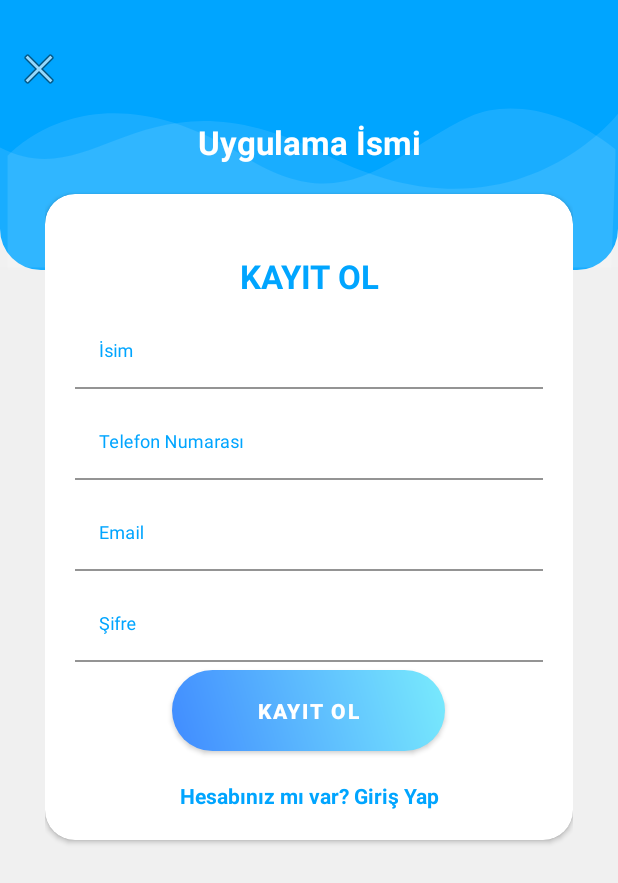
After one commit to DenizhanSarac/CallApp, an Android app: the RegisterActivity screen opened directly, with no data from a screen before it, on a phone screen of 412 x 824 dp. The commit adds this screen. Shown: the top 883 px of the screen. Run offline under Robolectric (Android 15) with nearby library versions, the phone set to English and light mode, and no system bars.

Commit message:
Versiyon 1.3

```diff
--- /dev/null
+++ b/app/src/main/java/com/example/callapp/RegisterActivity.java
@@ -0,0 +1,120 @@
+package com.example.callapp;
+
+import androidx.appcompat.app.AppCompatActivity;
+
+import android.content.Intent;
+import android.database.sqlite.SQLiteDatabase;
+import android.database.sqlite.SQLiteStatement;
+import android.os.Bundle;
+import android.text.TextUtils;
+import android.view.View;
+import android.widget.EditText;
+import android.widget.ImageView;
+import android.widget.Toast;
+
+public class RegisterActivity extends AppCompatActivity {
+
+    //Üye ol değişkenleri
+    private EditText edtAd,edtTel,edteMail,edtSifre;
+    private String yeniuye_Ad,yeniuye_telNo,yeniuye_Email,yeniuye_Sifre;
+    private boolean uyeMi=false;
+    private ImageView imgCikis;
+
+    //Bağlantı noktaları.
+    private void init(){
+        edtAd=(EditText)findViewById(R.id.layout_register_EditTxtIsim);
+        edtTel=(EditText)findViewById(R.id.layout_register_EditTxtTelNo);
+        edteMail=(EditText)findViewById(R.id.layout_register_EditTxtEmail);
+        edtSifre=(EditText)findViewById(R.id.layout_register_EditTxtSifre);
+        imgCikis=(ImageView)findViewById(R.id.activity_login_CloseApp);
+    }
+
+
+    @Override
+    protected void onCreate(Bundle savedInstanceState) {
+        super.onCreate(savedInstanceState);
+        setContentView(R.layout.activity_register);
+        init();
+    }
+
+
+
+    //Register Activity'de sol üstte bulunan çarpı(Çıkış) simgesi için çıkış kodlaması.
+    public void imgCikisIcon(View view)
+    {
+        finish();
+        System.exit(0);
+    }
+    //Toast kodunu her yerde yazmak yerine buraya kısayol oluşturuldu.
+    private void showToast(String Mesaj)
+    {
+        Toast.makeText(getApplicationContext(),Mesaj,Toast.LENGTH_SHORT).show();
+    }
+
+    //Layoutta bulunan EditTextleri temizleyen kod.
+    private void nesneleriTemizle()
+    {
+        edtAd.setText("");
+        edtTel.setText("");
+        edteMail.setText("");
+        edtSifre.setText("");
+    }
+
+    //Kayıt ol butonuna basıldığında çalışmayan başlayan kayıt edici kod bölümüdür.
+    public void btnKayitOl(View view)
+    {
+        yeniuye_Ad=edtAd.getText().toString();
+        yeniuye_telNo=edtTel.getText().toString();
+        yeniuye_Email=edteMail.getText().toString();
+        yeniuye_Sifre=edtSifre.getText().toString();
+
+        if(!TextUtils.isEmpty(yeniuye_Ad)){
+            if (!TextUtils.isEmpty(yeniuye_telNo)){
+
+                if(!TextUtils.isEmpty(yeniuye_Email)){
+
+                    if (!TextUtils.isEmpty(yeniuye_Sifre)&&yeniuye_Sifre.length()>=8){
+
+                       /* try{
+                            SQLiteDatabase database=this.openOrCreateDatabase("CallApp",MODE_PRIVATE,null);
+                            database.execSQL("CREATE TABLE IF NOT EXISTS uyeler(id INTEGER PRIMARY KEY,uyeAdi VARCHAR,uyeTel VARCHAR,uyeMail VARCHAR,uyeSifre VARCHAR,uyeResim BLOB)");
+
+                            String sqlQuery="INSERT INTO uyeler(uyeAdi,uyeTel,uyeMail,uyeSifre) VALUES(?,?,?,?)";
+                            SQLiteStatement statement=database.compileStatement(sqlQuery);
+                            statement.bindString(1,yeniuye_Ad);
+                            statement.bindString(2,yeniuye_telNo);
+                            statement.bindString(3,yeniuye_Email);
+                            statement.bindString(4,yeniuye_Sifre);
+                            statement.execute();
+
+                            nesneleriTemizle();
+                            showToast("Kayıt başarıyla tamamlandı.");
+                            Intent intent=new Intent(getApplicationContext(),addImageActivity.class);
+                            intent.putExtra("uyeMail",yeniuye_Email);
+                            startActivity(intent);
+
+                        }catch (Exception e){
+                            e.printStackTrace();
+                        }*/
+
+
+                    }else
+                        showToast("Şifre bölümü boş bırakılamaz. Şifre 8 karakterden az olamaz.");
+                }else
+                    showToast("Mail bölümü boş bırakılamaz.");
+            }else
+                showToast("Telefon bölümü boş bırakılamaz.");
+
+        }else
+            showToast("Ad bölümü boş bırakılamaz.");
+
+    }
+
+    //Register ve Login layoutları arasında geçişi sağlayan kodlama bölümü.
+    public void viewLoginPage(View view)
+    {
+        Intent intent=new Intent(getApplicationContext(),LoginActivity.class);
+        startActivity(intent);
+    }
+
+}
--- /dev/null
+++ b/app/src/main/res/layout/activity_register.xml
@@ -0,0 +1,78 @@
+<?xml version="1.0" encoding="utf-8"?>
+<RelativeLayout xmlns:android="http://schemas.android.com/apk/res/android"
+    xmlns:app="http://schemas.android.com/apk/res-auto"
+    xmlns:tools="http://schemas.android.com/tools"
+    android:orientation="vertical"
+    style="@style/loginParent"
+    tools:context=".LoginActivity">
+
+    <ScrollView
+        style="@style/parent">
+
+        <RelativeLayout
+            style="@style/parent">
+
+
+            <LinearLayout
+                android:layout_width="match_parent"
+                android:layout_height="match_parent"
+                android:layout_alignParentTop="true"
+                android:weightSum="12">
+
+                <LinearLayout
+                    style="@style/parent"
+                    android:orientation="vertical"
+                    android:layout_weight="3"
+                    android:background="@drawable/login_oval_ustbar">
+
+                    <ImageView
+                        style="@style/parent"
+                        android:background="@drawable/login_drawable_sekil"
+                        android:contentDescription="UstBar" />
+
+                </LinearLayout>
+
+            </LinearLayout>
+
+            <LinearLayout
+                android:layout_width="match_parent"
+                android:layout_height="match_parent"
+                android:layout_alignParentTop="true"
+                android:orientation="vertical"
+                android:layout_marginTop="40dp"
+                android:layout_marginRight="30dp"
+                android:layout_marginLeft="30dp">
+
+
+                <TextView
+                    style="@style/headerText"
+                    android:layout_gravity="center"
+                    android:text="Uygulama İsmi"
+                    android:layout_marginTop="40dp" />
+
+
+                <include
+                    android:id="@+id/activity_login_RegisterPage"
+                    layout="@layout/layout_register"
+                    android:visibility="visible"/>
+
+            </LinearLayout>
+
+            <ImageView
+                android:layout_width="wrap_content"
+                android:layout_height="wrap_content"
+                android:layout_alignParentLeft="true"
+                android:layout_alignParentTop="true"
+                android:onClick="imgCikisIcon"
+                android:layout_marginTop="30dp"
+                android:id="@+id/activity_login_CloseApp"
+                android:layout_marginLeft="10dp"
+                android:src="@android:drawable/ic_menu_close_clear_cancel" />
+
+        </RelativeLayout>
+
+
+
+    </ScrollView>
+
+</RelativeLayout>
--- a/app/src/main/res/layout/layout_login.xml
+++ b/app/src/main/res/layout/layout_login.xml
@@ -85,7 +85,7 @@
             android:textColor="@color/primaryTextColor"
             android:text="Hesabınız yok mu? Kayıt Ol"
             android:id="@+id/layout_login_SignUp"
-            android:onClick="viewLoginPage"
+            android:onClick="viewRegisterPage"
             android:layout_marginTop="20dp"/>
 
 
--- a/app/src/main/res/layout/layout_register.xml
+++ b/app/src/main/res/layout/layout_register.xml
@@ -83,7 +83,7 @@
             android:layout_gravity="center"
             android:background="@drawable/login_button_bk"
             android:text="KAYIT OL"
-            android:onClick="btnGirisYap"
+            android:onClick="btnKayitOl"
             app:backgroundTint="@android:color/transparent"
             app:backgroundTintMode="screen" />
 
```
Also changed, not shown: app/src/main/AndroidManifest.xml (+5 -2 lines), app/src/main/java/com/example/callapp/LoginActivity.java (+47 -86 lines), app/src/main/java/com/example/callapp/YeniUyeDetay.java (added, +46 -0 lines), app/src/main/java/com/example/callapp/addImageActivity.java (+120 -0 lines), app/src/main/res/layout/activity_add_image.xml (+12 -6 lines).
